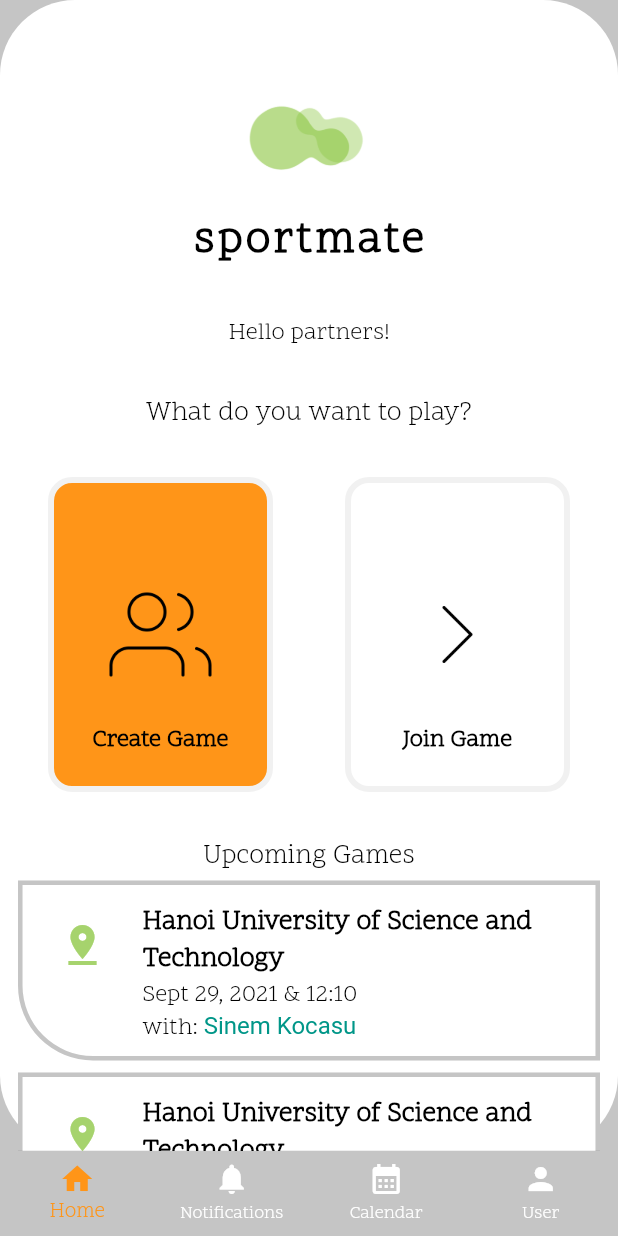
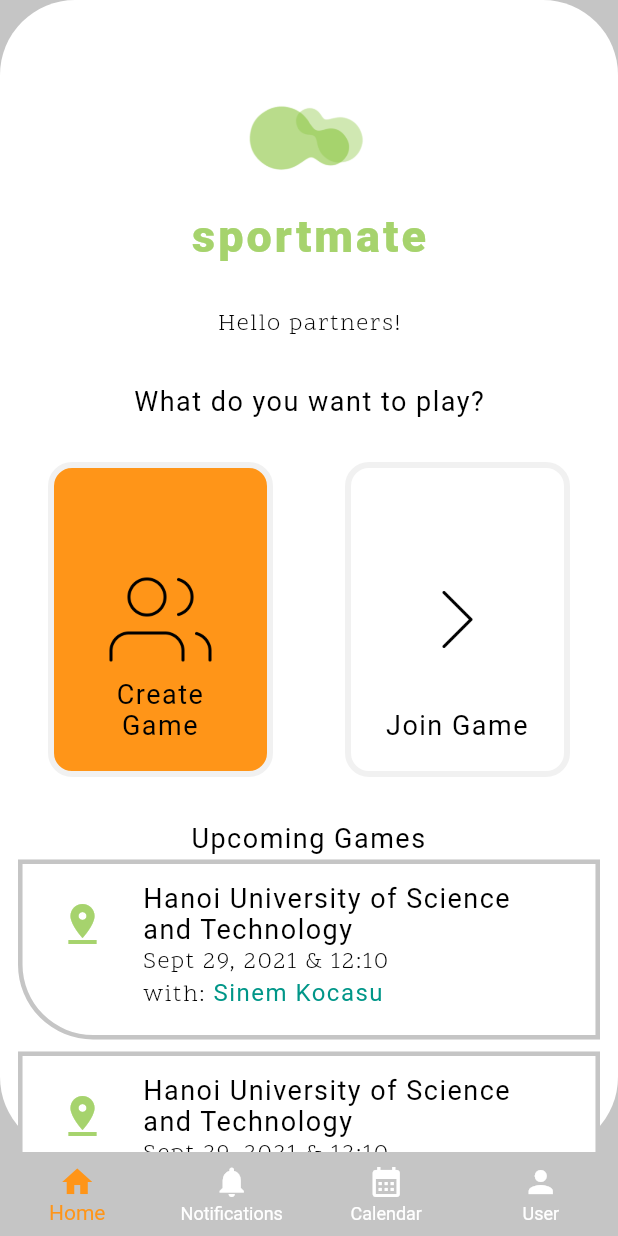
Before and after one commit to AnLac1106/Sport_Mate, a Flutter app: the screen it shows after launch, on a phone screen of 412 x 824 dp. Run offline on Flutter 3.47's test engine with Material 2 defaults, Android fonts, the phone set to English and light mode, and no system bars; our stand-ins replace get.

Commit message:
Change TextStyle

```diff
--- a/lib/common/spm_text_style.dart
+++ b/lib/common/spm_text_style.dart
@@ -1,84 +1,34 @@
-// import 'package:flutter/material.dart';
-// import 'package:sport_mate/common/spm_colors.dart';
+import 'package:flutter/material.dart';
+import 'package:sport_mate/common/spm_colors.dart';
 
-// // class TextStyleHeading extends StatefulWidget {
-// //   String text;
-// //   final bool inherit;
-// //   Color? color;
-// //   Color? backgroundColor;
-// //   double? fontSize;
-// //   FontWeight? fontWeight;
-// //   FontStyle? fontStyle;
-// //   double? letterSpacing;
-// //   double? wordSpacing;
-// //   Decoration? decoration;
-// //   String? fontFamily;
-// //   String? overflow;
+const textStyleHeading = TextStyle(
+  // fontFamily: 'Scope One',
+  fontWeight: FontWeight.w400,
+  fontSize: 48.0,
+  color: Colors.black,
+  letterSpacing: 2.0,
+);
 
-// //   TextStyleHeading({
-// //     Key? key,
-// //     required this.text,
-// //     this.inherit = true,
-// //     this.color,
-// //     this.backgroundColor,
-// //     this.fontSize,
-// //     this.fontWeight,
-// //     this.fontStyle,
-// //     this.letterSpacing,
-// //     this.wordSpacing,
-// //     this.decoration,
-// //     this.fontFamily,
-// //     this.overflow,
-// //   }) : super(key: key);
+const textStyleHeading1 = TextStyle(
+  // fontFamily: 'Scope One',
+  fontWeight: FontWeight.w900,
+  fontSize: 30.0,
+  color: SPMColors.secondaryColor,
+  letterSpacing: 2.0,
+);
 
-// //   @override
-// //   State<TextStyleHeading> createState() => _TextStyleHeadingState();
-// // }
+const textStyleHeading4 = TextStyle(
+  // fontFamily: 'Scope One',
+  fontWeight: FontWeight.w400,
+  fontSize: 18.0,
+  color: Colors.black,
+  letterSpacing: 1.0,
+);
 
-// // class _TextStyleHeadingState extends State<TextStyleHeading> {
-// //   @override
-// //   Widget build(BuildContext context) {
-// //     return Text(
-// //       "${widget.text}",
-// //       style: const TextStyle(
-// //         fontFamily: 'Scope One',
-// //         fontWeight: FontWeight.bold,
-// //         fontSize: 30.0,
-// //         color: AppColor.textColor,
-// //         letterSpacing: 4.0,
-// //       ),
-// //     );
-// //   }
-// // }
-
-// const textStyleHeading = TextStyle(
-//   fontFamily: 'Scope One',
-//   fontWeight: FontWeight.w400,
-//   fontSize: 48.0,
-//   color: Colors.black,
-//   letterSpacing: 2.0,
-// );
-
-// const textStyleHeading1 = TextStyle(
-//   fontFamily: 'Scope One',
-//   fontWeight: FontWeight.w900,
-//   fontSize: 30.0,
-//   color: SPMColors.secondaryColor,
-//   letterSpacing: 2.0,
-// );
-
-// const textStyleHeading4 = TextStyle(
-//   fontFamily: 'Scope One',
-//   fontWeight: FontWeight.w400,
-//   fontSize: 18.0,
-//   color: Colors.black,
-//   letterSpacing: 1.0,
-// );
-
-// const textStyleNormal = TextStyle(
-//   fontFamily: 'Scope One',
-//   fontWeight: FontWeight.w400,
-//   fontSize: 16.0,
-//   color: Colors.black,
-//   letterSpacing: 1.0,
-// );
+const textStyleNormal = TextStyle(
+  fontFamily: 'Scope One',
+  fontWeight: FontWeight.w400,
+  fontSize: 16.0,
+  color: Colors.black,
+  letterSpacing: 1.0,
+);
--- a/lib/main.dart
+++ b/lib/main.dart
@@ -23,30 +23,13 @@ class MyApp extends GetView {
     return GetMaterialApp(
       theme: ThemeData(
         brightness: Brightness.dark,
-        fontFamily: 'Scope One',
-        // primarySwatch: Colors.blue,
+        // fontFamily: 'Scope One',
+
         scaffoldBackgroundColor: Colors.black12,
         shadowColor: Colors.white,
-        textTheme: const TextTheme(
-          headline1: TextStyle(
-            fontWeight: FontWeight.w900,
-            fontSize: 30.0,
-            color: SPMColors.secondaryColor,
-            letterSpacing: 2.0,
-          ),
-          headline4: TextStyle(
-              fontWeight: FontWeight.w400, fontSize: 18.0, color: Colors.black),
-          bodyText1: TextStyle(
-              fontWeight: FontWeight.w400, fontSize: 16.0, color: Colors.black),
-        ),
       ),
-// <<<<<<< HEAD
-//       home: const SPMNewFeedPage(),
-// =======
       home: const MainHomePage(),
-      // SPMWelcomePage(),
-// >>>>>>> 048e8d054d23242ed5c2a53e64144cba1b58f99e
-//       debugShowCheckedModeBanner: false,
+      debugShowCheckedModeBanner: false,
     );
   }
 }
--- a/lib/spm_home_page.dart
+++ b/lib/spm_home_page.dart
@@ -2,6 +2,7 @@ import 'package:flutter/gestures.dart';
 import 'package:flutter/material.dart';
 import 'package:get/get.dart';
 import 'package:sport_mate/common/spm_colors.dart';
+import 'package:sport_mate/common/spm_text_style.dart';
 import 'package:sport_mate/spm_create_game.dart';
 
 class SPMHomePage extends GetView {
@@ -26,14 +27,12 @@ class SPMHomePage extends GetView {
                     height: 100,
                     width: 100,
                     child: Image.asset('assets/images/SPM_logo.png')),
-                Text('sportmate',
-                    style:
-                        Get.textTheme.headline1?.copyWith(color: Colors.black)),
+                const Text('sportmate', style: textStyleHeading1),
                 const SizedBox(height: 30),
-                Text('Hello partners!', style: Get.textTheme.bodyText1),
+                const Text('Hello partners!', style: textStyleNormal),
                 const SizedBox(height: 30),
-                Text('What do you want to play?',
-                    style: Get.textTheme.headline4),
+                const Text('What do you want to play?',
+                    style: textStyleHeading4),
                 const SizedBox(height: 30),
                 Row(
                     mainAxisAlignment: MainAxisAlignment.spaceAround,
@@ -64,10 +63,9 @@ class SPMHomePage extends GetView {
                             border: Border.all(
                                 width: 4, color: const Color(0xFFF1F1F1)),
                           ),
-                          child: Text("Create Game",
+                          child: const Text("Create Game",
                               textAlign: TextAlign.center,
-                              style: Get.textTheme.headline4?.copyWith(
-                                  fontSize: 16, fontWeight: FontWeight.bold)),
+                              style: textStyleHeading4),
                         ),
                       ),
                       GestureDetector(
@@ -89,16 +87,15 @@ class SPMHomePage extends GetView {
                             border: Border.all(
                                 width: 4, color: const Color(0xFFF1F1F1)),
                           ),
-                          child: Text("Join Game",
+                          child: const Text("Join Game",
                               textAlign: TextAlign.center,
-                              style: Get.textTheme.headline4?.copyWith(
-                                  fontSize: 16, fontWeight: FontWeight.bold)),
+                              style: textStyleHeading4),
                         ),
                       ),
                     ]),
                 const SizedBox(height: 30),
-                Text("Upcoming Games",
-                    textAlign: TextAlign.right, style: Get.textTheme.headline4),
+                const Text("Upcoming Games",
+                    textAlign: TextAlign.right, style: textStyleHeading4),
                 ListView.builder(
                   shrinkWrap: true,
                   scrollDirection: Axis.vertical,
@@ -148,21 +145,16 @@ class SPMHomePage extends GetView {
               child: ListTile(
                 leading: const Icon(Icons.pin_drop,
                     color: SPMColors.secondaryColor, size: 32),
-                title: Text(
-                  "Hanoi University of Science and Technology",
-                  style: Get.textTheme.headline4?.copyWith(
-                      // overflow: TextOverflow.ellipsis,
-                      fontWeight: FontWeight.bold),
-                ),
+                title: const Text("Hanoi University of Science and Technology",
+                    style: textStyleHeading4),
                 subtitle: Column(
                   crossAxisAlignment: CrossAxisAlignment.start,
                   children: [
-                    Text("Sept 29, 2021 & 12:10",
-                        style: Get.textTheme.bodyText1),
+                    const Text("Sept 29, 2021 & 12:10", style: textStyleNormal),
                     RichText(
                       text: TextSpan(
                         text: 'with: ',
-                        style: Get.textTheme.bodyText1,
+                        style: textStyleNormal,
                         children: <TextSpan>[
                           TextSpan(
                               text: 'Sinem Kocasu',
```
Also changed, not shown: lib/spm_register_page.dart (+8 -9 lines), lib/spm_welcome_page.dart (+5 -5 lines).
